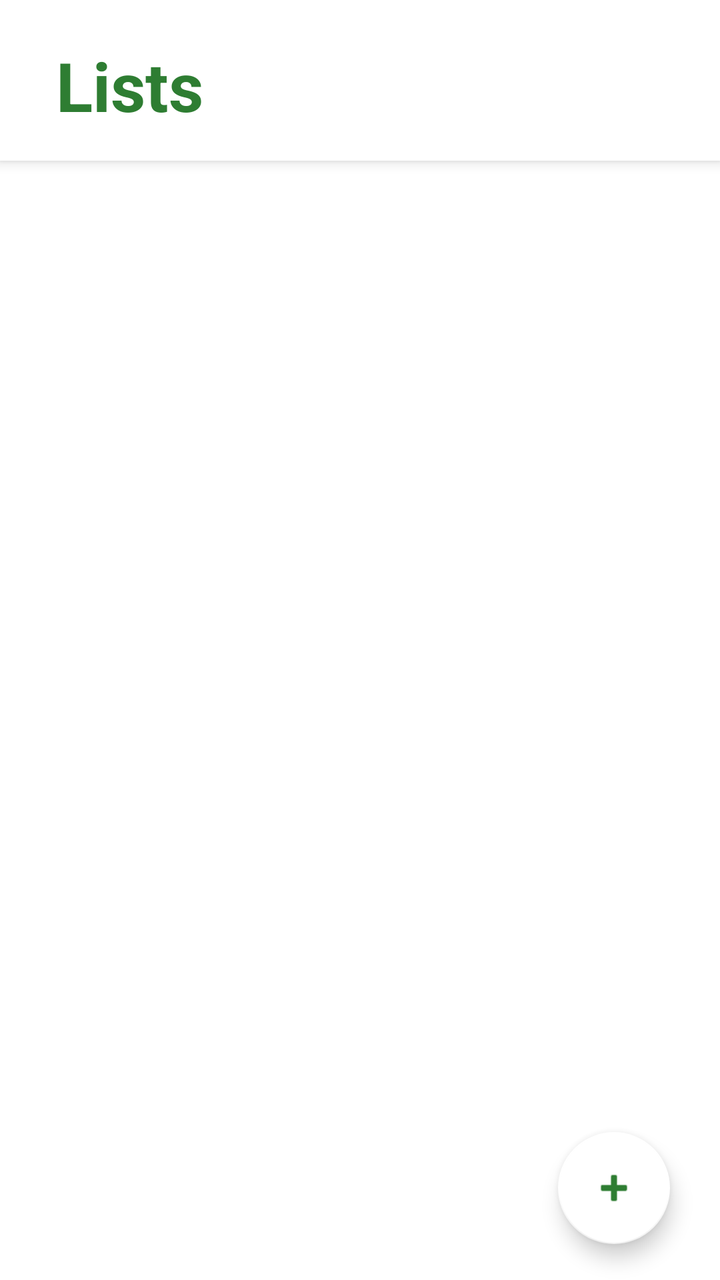
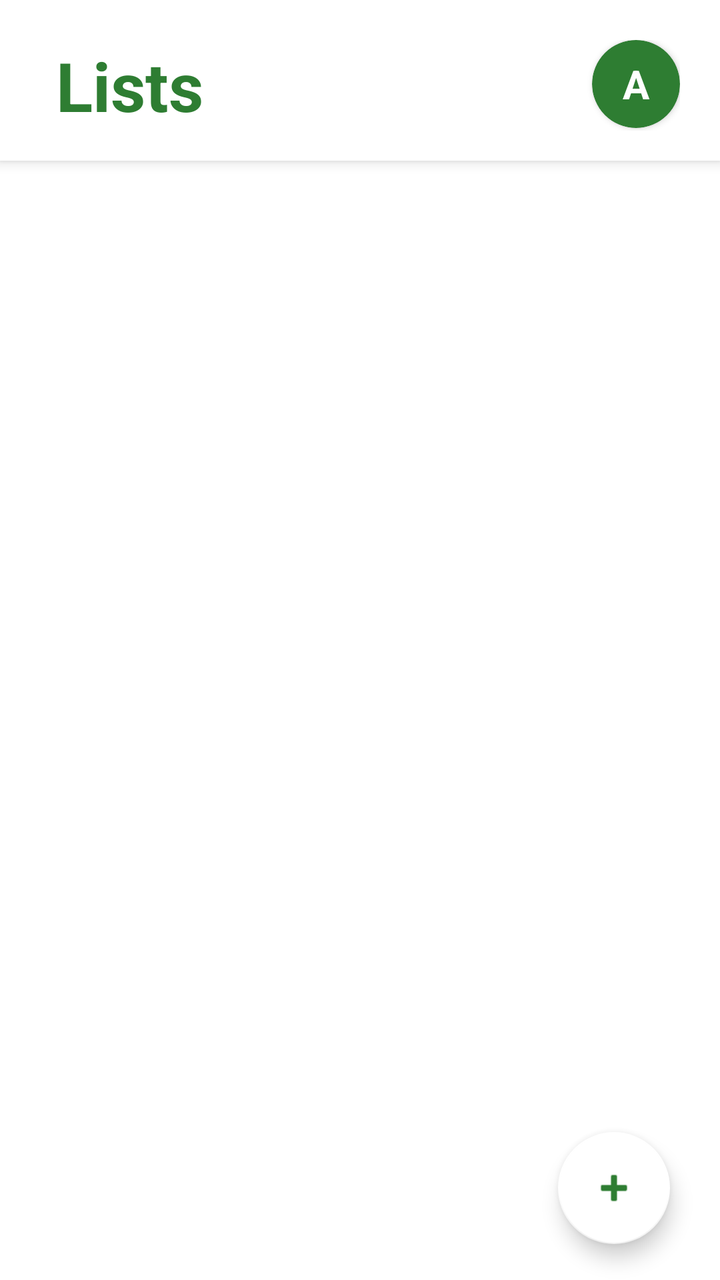

Two renders of the same Android screen: before a commit and after it. Below are the layout's source before the change and the commit's diff.
<!-- AndroidManifest.xml: application theme Theme.SafelystApp -->
<!-- res/layout/main_shopping_page.xml -->
<?xml version="1.0" encoding="utf-8"?>
<androidx.coordinatorlayout.widget.CoordinatorLayout xmlns:android="http://schemas.android.com/apk/res/android"
    android:layout_width="match_parent"
    android:layout_height="match_parent"
    xmlns:app="http://schemas.android.com/apk/res-auto"
    android:background="#FFFFFF">

    <com.google.android.material.appbar.AppBarLayout
        android:layout_width="match_parent"
        android:layout_height="wrap_content"
        android:background="#FFFFFF"
        android:elevation="0dp">

        <LinearLayout
            android:layout_width="match_parent"
            android:layout_height="wrap_content"
            android:orientation="vertical"
            android:paddingTop="20dp"
            android:paddingHorizontal="20dp"
            android:paddingBottom="15dp">

            <TextView
                android:id="@+id/listSelectedTitle"
                android:layout_width="wrap_content"
                android:layout_height="wrap_content"
                android:paddingStart="8dp"
                android:text="Lists"
                android:textColor="#2E7D32"
                android:textSize="34sp"
                android:textStyle="bold" />

        </LinearLayout>
    </com.google.android.material.appbar.AppBarLayout>

    <androidx.recyclerview.widget.RecyclerView
        android:id="@+id/recyclerViewItems"
        android:layout_width="match_parent"
        android:layout_height="match_parent"
        app:layout_behavior="@string/appbar_scrolling_view_behavior"
        android:paddingTop="10dp"
        android:clipToPadding="false" />

    <com.google.android.material.floatingactionbutton.FloatingActionButton
        android:id="@+id/addNewListButton"
        android:layout_width="wrap_content"
        android:layout_height="wrap_content"
        android:src="@android:drawable/ic_input_add"
        app:backgroundTint="@android:color/background_light"
        app:tint="#2E7D32"
        android:layout_gravity="bottom|end"
        android:layout_marginBottom="18dp"
        android:outlineSpotShadowColor="@android:color/black"
        android:layout_marginRight="25dp"
        />


</androidx.coordinatorlayout.widget.CoordinatorLayout>
<!-- resources referenced by this layout -->
<resources>
  <style name="Theme.SafelystApp" parent="Theme.MaterialComponents.DayNight.DarkActionBar">
          
          <item name="colorPrimary">@color/purple_500</item>
          <item name="colorPrimaryVariant">@color/purple_700</item>
          <item name="colorOnPrimary">@color/white</item>
          
          <item name="colorSecondary">@color/teal_200</item>
          <item name="colorSecondaryVariant">@color/teal_700</item>
          <item name="colorOnSecondary">@color/black</item>
          
          <item name="android:statusBarColor">?attr/colorPrimaryVariant</item>
          
      </style>
  <color name="purple_500">#FF6200EE</color>
  <color name="purple_700">#FF3700B3</color>
  <color name="white">#FFFFFFFF</color>
  <color name="teal_200">#FF03DAC5</color>
  <color name="teal_700">#FF018786</color>
  <color name="black">#FF000000</color>
</resources>

<!-- the commit's change to res/layout/main_shopping_page.xml (unified diff, before → after) -->
@@ -14,7 +14,7 @@
         <LinearLayout
             android:layout_width="match_parent"
             android:layout_height="wrap_content"
-            android:orientation="vertical"
+            android:orientation="horizontal"
             android:paddingTop="20dp"
             android:paddingHorizontal="20dp"
             android:paddingBottom="15dp">
@@ -23,11 +23,31 @@
                 android:id="@+id/listSelectedTitle"
                 android:layout_width="wrap_content"
                 android:layout_height="wrap_content"
+                android:layout_weight="1"
                 android:paddingStart="8dp"
                 android:text="Lists"
                 android:textColor="#2E7D32"
                 android:textSize="34sp"
-                android:textStyle="bold" />
+                android:textStyle="bold"
+                />
+
+            <androidx.cardview.widget.CardView
+                android:id="@+id/toUserProfileButton"
+                android:layout_width="44dp"
+                android:layout_height="44dp"
+                app:cardCornerRadius="22dp"
+                android:clickable="true"
+                app:cardBackgroundColor="#2E7D32">
+
+                <TextView
+                    android:layout_width="match_parent"
+                    android:layout_height="match_parent"
+                    android:text="A"
+                    android:textColor="#FFFFFF"
+                    android:gravity="center"
+                    android:textStyle="bold"
+                    android:textSize="20sp"/>
+            </androidx.cardview.widget.CardView>
 
         </LinearLayout>
     </com.google.android.material.appbar.AppBarLayout>
